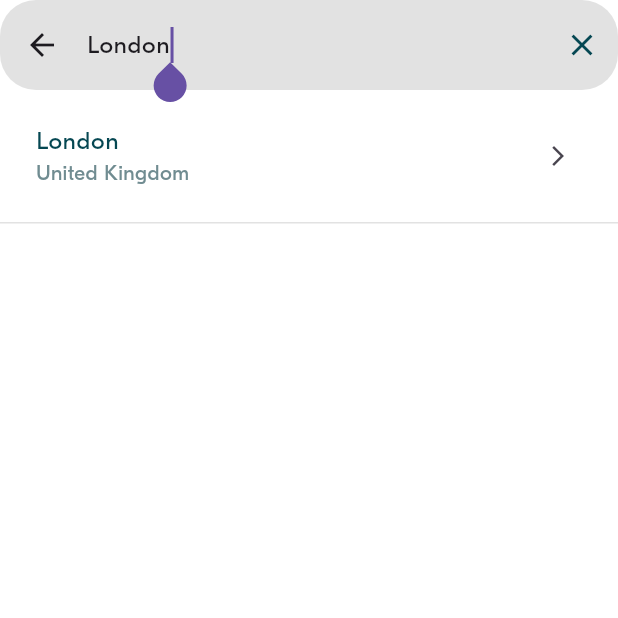
After one commit to phuravongpech/Blablacar-App, a Flutter app: the LocationPicker screen opened directly with sample values from the repository, on a phone screen of 412 x 824 dp, the top half of it. The commit adds this screen. Run offline on Flutter 3.47's test engine with Material 3 defaults, Android fonts, the phone set to English and light mode, and no system bars; project files that could hold a hidden picture were left out.

Commit message:
BLA-005 – Implement the Location Picker

```diff
--- a/lib/widgets/actions/bla_button.dart
+++ b/lib/widgets/actions/bla_button.dart
@@ -4,14 +4,14 @@ import 'package:week_3_blabla_project/theme/theme.dart';
 enum ButtonType { primary, secondary }
 
 class BlaButton extends StatelessWidget {
-  final String text;
+  final String? text;
   final IconData? icon;
   final VoidCallback? onPressed;
   final ButtonType buttonType;
 
   const BlaButton({
     super.key,
-    required this.text,
+    this.text,
     this.icon,
     this.onPressed,
     required this.buttonType,
@@ -35,7 +35,7 @@ class BlaButton extends StatelessWidget {
         onPressed: onPressed,
         icon: Icon(icon, color: isPrimary ? Colors.white : BlaColors.primary),
         label: Text(
-          text,
+          text ?? '',
           style: BlaTextStyles.label.copyWith(
             color: isPrimary ? BlaColors.white : BlaColors.primary,
           ),
--- /dev/null
+++ b/lib/widgets/inputs/location_picker.dart
@@ -0,0 +1,151 @@
+import 'package:flutter/material.dart';
+import 'package:week_3_blabla_project/model/ride/locations.dart';
+import 'package:week_3_blabla_project/widgets/display/bla_divider.dart';
+import '../../dummy_data/dummy_data.dart';
+import '../../../theme/theme.dart';
+
+class LocationPicker extends StatefulWidget {
+  final Location? initialLocation;
+
+  const LocationPicker({
+    super.key,
+    this.initialLocation,
+  });
+
+  @override
+  State<LocationPicker> createState() => _LocationPickerState();
+}
+
+class _LocationPickerState extends State<LocationPicker> {
+  String _searchText = '';
+  List<Location> _filteredLocations = fakeLocations;
+  late TextEditingController _controller;
+
+  @override
+  void initState() {
+    super.initState();
+    _controller =
+        TextEditingController(text: widget.initialLocation?.name ?? '');
+    _controller.addListener(() {
+      _filterLocations(_controller.text);
+    });
+    if (widget.initialLocation != null) {
+      _searchText = widget.initialLocation!.name;
+      _filterLocations(_searchText);
+    }
+  }
+
+  @override
+  void dispose() {
+    _controller.dispose();
+    super.dispose();
+  }
+
+  void _filterLocations(String searchText) {
+    setState(() {
+      _searchText = searchText;
+      if (searchText.isEmpty) {
+        _filteredLocations = fakeLocations.take(5).toList();
+      } else {
+        _filteredLocations = fakeLocations
+            .where((location) =>
+                location.name
+                    .toLowerCase()
+                    .contains(searchText.toLowerCase()) ||
+                location.country.name
+                    .toLowerCase()
+                    .contains(searchText.toLowerCase()))
+            .take(5)
+            .toList();
+      }
+    });
+  }
+
+  @override
+  Widget build(BuildContext context) {
+    return Scaffold(
+      appBar: AppBar(
+        backgroundColor: BlaColors.greyLight,
+        shape: RoundedRectangleBorder(
+            borderRadius: BorderRadius.circular(
+          BlaSpacings.radiusLarge,
+        )),
+        toolbarHeight: 60.0,
+        titleSpacing: 2.0,
+        title: TextField(
+          autofocus: true,
+          decoration: InputDecoration(
+              hintText: 'Search location',
+              border: InputBorder.none,
+              hintStyle: TextStyle(color: BlaColors.neutralDark)),
+          controller: _controller,
+        ),
+        actions: [
+          IconButton(
+            icon: Icon(
+              Icons.clear,
+              color: BlaColors.neutralDark,
+            ),
+            onPressed: () {
+              _controller.clear();
+              _filterLocations('');
+            },
+          ),
+        ],
+      ),
+      body: _filteredLocations.isEmpty
+          ? Center(
+              child: Text(
+                'No locations found',
+                style: TextStyle(color: BlaColors.neutralLight),
+              ),
+            )
+          : ListView.builder(
+              itemCount: _filteredLocations.length,
+              itemBuilder: (context, index) {
+                final location = _filteredLocations[index];
+                return LocationTile(location: location);
+              },
+            ),
+    );
+  }
+}
+
+//not sure where to store this locationtile widget
+//is it in the ride_pref screen widgets
+//or input/location_picker/widgets/location_tile.dart
+
+class LocationTile extends StatelessWidget {
+  const LocationTile({
+    super.key,
+    required this.location,
+  });
+
+  final Location location;
+
+  @override
+  Widget build(BuildContext context) {
+    return Column(
+      children: [
+        Padding(
+          padding: const EdgeInsets.all(8.0),
+          child: ListTile(
+            title: Text(
+              location.name,
+              style: BlaTextStyles.heading
+                  .copyWith(fontSize: 16, color: BlaColors.neutralDark),
+            ),
+            subtitle: Text(location.country.name,
+                style: BlaTextStyles.label
+                    .copyWith(fontSize: 14, color: BlaColors.neutralLight)),
+            onTap: () {
+              Navigator.pop(context, location);
+            },
+            trailing: const Icon(Icons.arrow_forward_ios, size: 16),
+          ),
+        ),
+        const BlaDivider()
+      ],
+    );
+  }
+}
```
Also changed, not shown: lib/screens/ride_pref/widgets/ride_pref_form.dart (+24 -23 lines).
